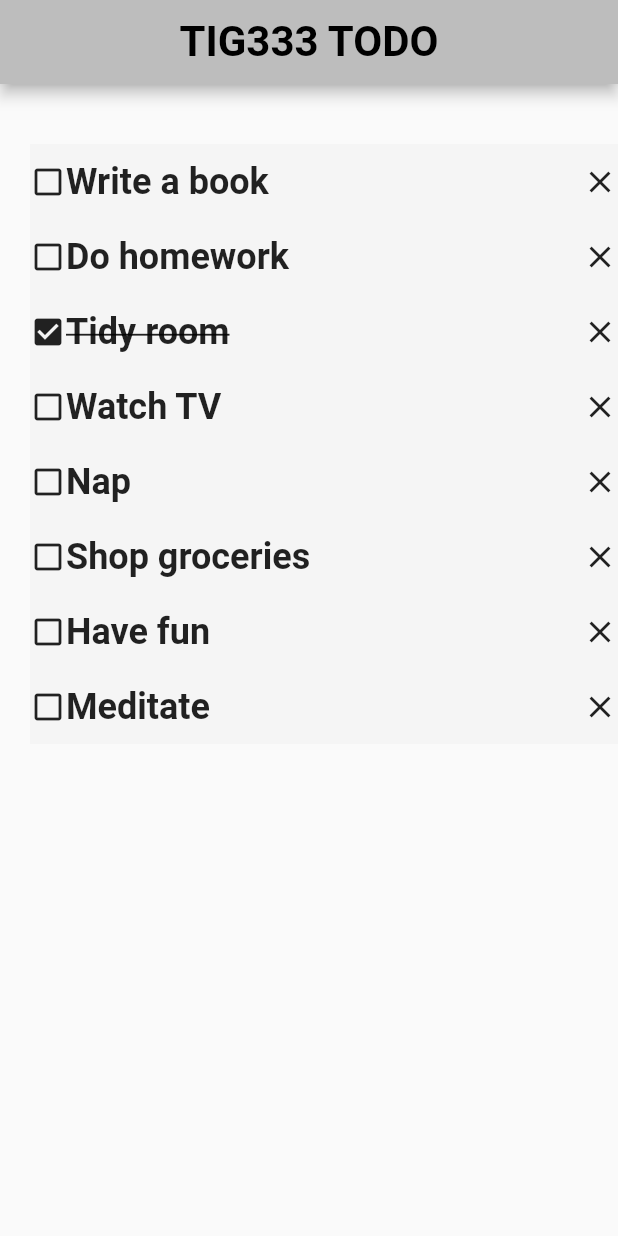
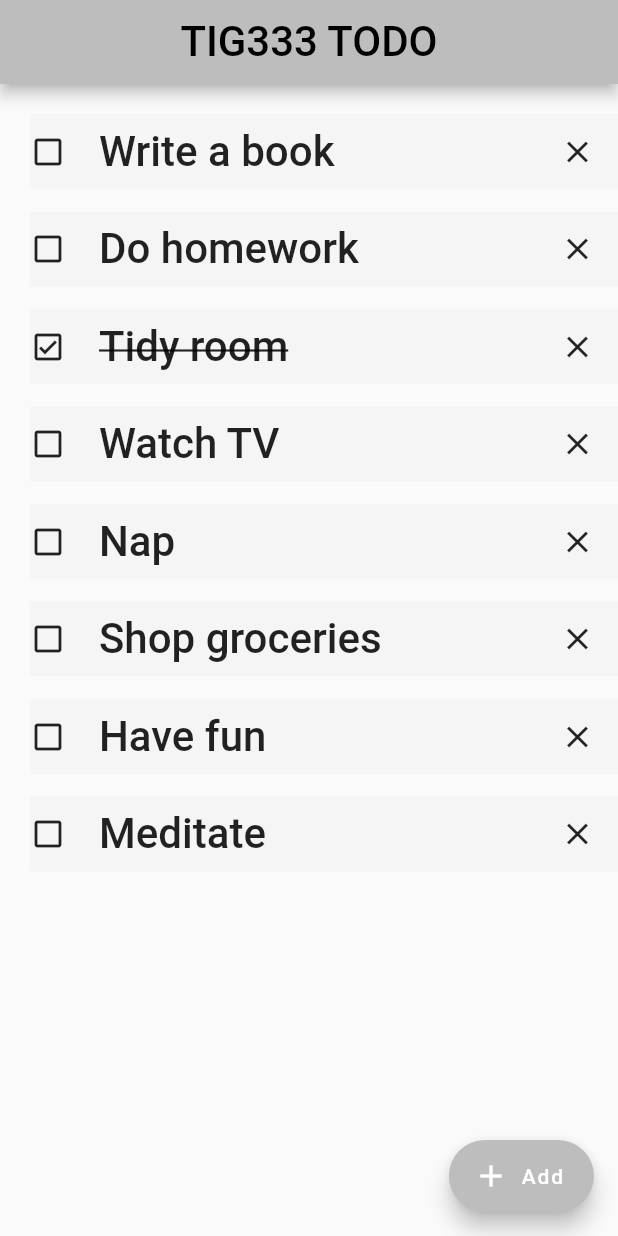
Before and after one commit to gu-tig333-ht22/gusmelleni, a Flutter app: the screen it shows after launch, on a phone screen of 412 x 824 dp. Run offline on Flutter 3.47's test engine with Material 2 defaults, Android fonts, the phone set to English and light mode, and no system bars; missing offline and left inert: dart:html.

Commit message:
Update main.dart

```diff
--- a/lib/main.dart
+++ b/lib/main.dart
@@ -1,3 +1,7 @@
+// ignore_for_file: prefer_const_constructors
+// ignore_for_file: prefer_const_literals_to_create_immutables
+import 'dart:html';
+
 import 'package:flutter/material.dart';
 
 void main() {
@@ -29,115 +33,180 @@ class _TodoListState extends State<TodoList> {
           title: const Text(
             'TIG333 TODO',
             style: TextStyle(
-                fontWeight: FontWeight.bold, fontSize: 28, color: Colors.black),
+                fontWeight: FontWeight.w500, fontSize: 28, color: Colors.black),
           )),
+      floatingActionButton: FloatingActionButton.extended(
+        onPressed: () {
+          Navigator.of(context)
+              .push(MaterialPageRoute(builder: (context) => AddToDo()));
+        },
+        label: const Text('Add'),
+        icon: Icon(Icons.add),
+        backgroundColor: Colors.grey[400],
+      ),
       body: ListView(
-        padding: const EdgeInsets.fromLTRB(20, 40, 0, 0),
+        padding: const EdgeInsets.fromLTRB(20, 20, 0, 0),
         children: <Widget>[
           Container(
+              margin: EdgeInsets.fromLTRB(0, 0, 0, 15),
               height: 50,
               color: Colors.grey[100],
               child: Row(
                 children: [
                   Icon(Icons.check_box_outline_blank),
-                  Text('Write a book',
-                      style:
-                          TextStyle(fontWeight: FontWeight.bold, fontSize: 24)),
+                  Padding(
+                    padding: EdgeInsets.fromLTRB(22, 0, 0, 0),
+                    child: Text('Write a book',
+                        style: TextStyle(
+                            fontWeight: FontWeight.w500, fontSize: 28)),
+                  ),
                   Spacer(),
-                  Icon(Icons.close)
+                  Padding(
+                    padding: EdgeInsets.fromLTRB(0, 0, 15, 0),
+                    child: Icon(Icons.close),
+                  ),
                 ],
               )),
           Container(
+              margin: EdgeInsets.fromLTRB(0, 0, 0, 15),
               height: 50,
               color: Colors.grey[100],
               child: Row(
                 children: [
                   Icon(Icons.check_box_outline_blank),
-                  Text('Do homework',
-                      style:
-                          TextStyle(fontWeight: FontWeight.bold, fontSize: 24)),
+                  Padding(
+                    padding: EdgeInsets.fromLTRB(22, 0, 0, 0),
+                    child: Text('Do homework',
+                        style: TextStyle(
+                            fontWeight: FontWeight.w500, fontSize: 28)),
+                  ),
                   Spacer(),
-                  Icon(Icons.close)
+                  Padding(
+                    padding: EdgeInsets.fromLTRB(0, 0, 15, 0),
+                    child: Icon(Icons.close),
+                  ),
                 ],
               )),
           Container(
+              margin: EdgeInsets.fromLTRB(0, 0, 0, 15),
               height: 50,
               color: Colors.grey[100],
               child: Row(
                 children: [
-                  Icon(Icons.check_box),
-                  Text('Tidy room',
-                      style: TextStyle(
-                          fontWeight: FontWeight.bold,
-                          fontSize: 24,
-                          decoration: TextDecoration.lineThrough)),
+                  Icon(Icons.check_box_outlined),
+                  Padding(
+                    padding: EdgeInsets.fromLTRB(22, 0, 0, 0),
+                    child: Text('Tidy room',
+                        style: TextStyle(
+                            fontWeight: FontWeight.w500,
+                            fontSize: 28,
+                            decoration: TextDecoration.lineThrough)),
+                  ),
                   Spacer(),
-                  Icon(Icons.close)
+                  Padding(
+                    padding: EdgeInsets.fromLTRB(0, 0, 15, 0),
+                    child: Icon(Icons.close),
+                  ),
                 ],
               )),
           Container(
+              margin: EdgeInsets.fromLTRB(0, 0, 0, 15),
               height: 50,
               color: Colors.grey[100],
               child: Row(
                 children: [
                   Icon(Icons.check_box_outline_blank),
-                  Text('Watch TV',
-                      style:
-                          TextStyle(fontWeight: FontWeight.bold, fontSize: 24)),
+                  Padding(
+                    padding: EdgeInsets.fromLTRB(22, 0, 0, 0),
+                    child: Text('Watch TV',
+                        style: TextStyle(
+                            fontWeight: FontWeight.w500, fontSize: 28)),
+                  ),
                   Spacer(),
-                  Icon(Icons.close)
+                  Padding(
+                    padding: EdgeInsets.fromLTRB(0, 0, 15, 0),
+                    child: Icon(Icons.close),
+                  ),
                 ],
               )),
           Container(
+              margin: EdgeInsets.fromLTRB(0, 0, 0, 15),
               height: 50,
               color: Colors.grey[100],
               child: Row(
                 children: [
                   Icon(Icons.check_box_outline_blank),
-                  Text('Nap',
-                      style:
-                          TextStyle(fontWeight: FontWeight.bold, fontSize: 24)),
+                  Padding(
+                    padding: EdgeInsets.fromLTRB(22, 0, 0, 0),
+                    child: Text('Nap',
+                        style: TextStyle(
+                            fontWeight: FontWeight.w500, fontSize: 28)),
+                  ),
                   Spacer(),
-                  Icon(Icons.close)
+                  Padding(
+                    padding: EdgeInsets.fromLTRB(0, 0, 15, 0),
+                    child: Icon(Icons.close),
+                  ),
                 ],
               )),
           Container(
+              margin: EdgeInsets.fromLTRB(0, 0, 0, 15),
               height: 50,
               color: Colors.grey[100],
               child: Row(
                 children: [
                   Icon(Icons.check_box_outline_blank),
-                  Text('Shop groceries',
-                      style:
-                          TextStyle(fontWeight: FontWeight.bold, fontSize: 24)),
+                  Padding(
+                    padding: EdgeInsets.fromLTRB(22, 0, 0, 0),
+                    child: Text('Shop groceries',
+                        style: TextStyle(
+                            fontWeight: FontWeight.w500, fontSize: 28)),
+                  ),
                   Spacer(),
-                  Icon(Icons.close)
+                  Padding(
+                    padding: EdgeInsets.fromLTRB(0, 0, 15, 0),
+                    child: Icon(Icons.close),
+                  ),
                 ],
               )),
           Container(
+              margin: EdgeInsets.fromLTRB(0, 0, 0, 15),
               height: 50,
               color: Colors.grey[100],
               child: Row(
                 children: [
                   Icon(Icons.check_box_outline_blank),
-                  Text('Have fun',
-                      style:
-                          TextStyle(fontWeight: FontWeight.bold, fontSize: 24)),
+                  Padding(
+                    padding: EdgeInsets.fromLTRB(22, 0, 0, 0),
+                    child: Text('Have fun',
+                        style: TextStyle(
+                            fontWeight: FontWeight.w500, fontSize: 28)),
+                  ),
                   Spacer(),
-                  Icon(Icons.close)
+                  Padding(
+                    padding: EdgeInsets.fromLTRB(0, 0, 15, 0),
+                    child: Icon(Icons.close),
+                  ),
                 ],
               )),
           Container(
+              margin: EdgeInsets.fromLTRB(0, 0, 0, 15),
               height: 50,
               color: Colors.grey[100],
               child: Row(
                 children: [
                   Icon(Icons.check_box_outline_blank),
-                  Text('Meditate',
-                      style:
-                          TextStyle(fontWeight: FontWeight.bold, fontSize: 24)),
+                  Padding(
+                    padding: EdgeInsets.fromLTRB(22, 0, 0, 0),
+                    child: Text('Meditate',
+                        style: TextStyle(
+                            fontWeight: FontWeight.w500, fontSize: 28)),
+                  ),
                   Spacer(),
-                  Icon(Icons.close)
+                  Padding(
+                    padding: EdgeInsets.fromLTRB(0, 0, 15, 0),
+                    child: Icon(Icons.close),
+                  ),
                 ],
               )),
         ],
@@ -145,3 +214,58 @@ class _TodoListState extends State<TodoList> {
     );
   }
 }
+
+class AddToDo extends StatelessWidget {
+  const AddToDo({super.key});
+
+  @override
+  Widget build(BuildContext context) {
+    return Scaffold(
+      appBar: AppBar(
+        leading: IconButton(
+            onPressed: () {
+              Navigator.pop(context);
+            },
+            icon: Icon(Icons.arrow_back_ios, color: Colors.black)),
+        backgroundColor: Colors.grey[400],
+        centerTitle: true,
+        title: const Text(
+          'TIG333 TODO',
+          style: TextStyle(
+              fontWeight: FontWeight.bold, fontSize: 28, color: Colors.black),
+        ),
+      ),
+      body: Container(
+        padding: EdgeInsets.all(30),
+        alignment: AlignmentDirectional.topCenter,
+        child: Column(
+          children: <Widget>[
+            const TextField(
+                decoration: InputDecoration(
+                    contentPadding: EdgeInsets.all(20),
+                    fillColor: Colors.white,
+                    enabledBorder: OutlineInputBorder(
+                      borderSide: BorderSide(width: 2.0),
+                    ),
+                    labelText: 'What are you going to do?')),
+            Row(
+              mainAxisAlignment: MainAxisAlignment.center,
+              children: [
+                Padding(
+                  padding: EdgeInsets.fromLTRB(0, 47, 0, 0),
+                  child: Icon(Icons.add),
+                ),
+                Padding(
+                  padding: EdgeInsets.fromLTRB(0, 47, 0, 0),
+                  child: Text('ADD',
+                      style:
+                          TextStyle(fontWeight: FontWeight.w900, fontSize: 16)),
+                ),
+              ],
+            )
+          ],
+        ),
+      ),
+    );
+  }
+}
```
